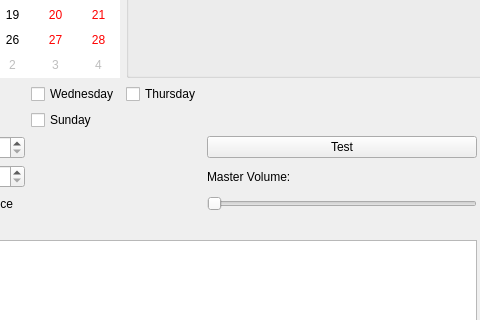
CountMurphy/QTalarm, file mainwindow.ui: the form before one commit; both pictures show x 236 to 716 and y 170 to 490 of the 810 by 644 pixel window.
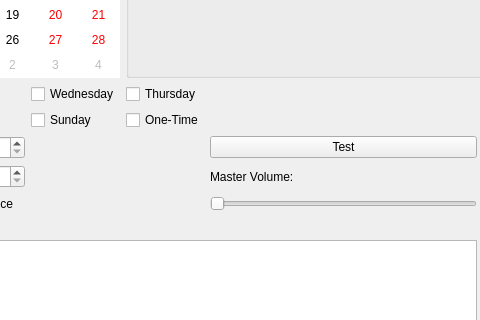
The form after the commit. Icons and pictures are not drawn.

Commit message: Added self destructing one-time alarm type

```diff
--- a/mainwindow.ui
+++ b/mainwindow.ui
@@ -216,6 +216,13 @@
       </property>
      </widget>
     </item>
+    <item row="2" column="6">
+     <widget class="QCheckBox" name="chkOnshot">
+      <property name="text">
+       <string>One-Time</string>
+      </property>
+     </widget>
+    </item>
    </layout>
   </widget>
   <widget class="QMenuBar" name="menuBar">
```
Left out of the diff: 2 changed lines with no effect on the pictures. The commit also changes 12 other files.
